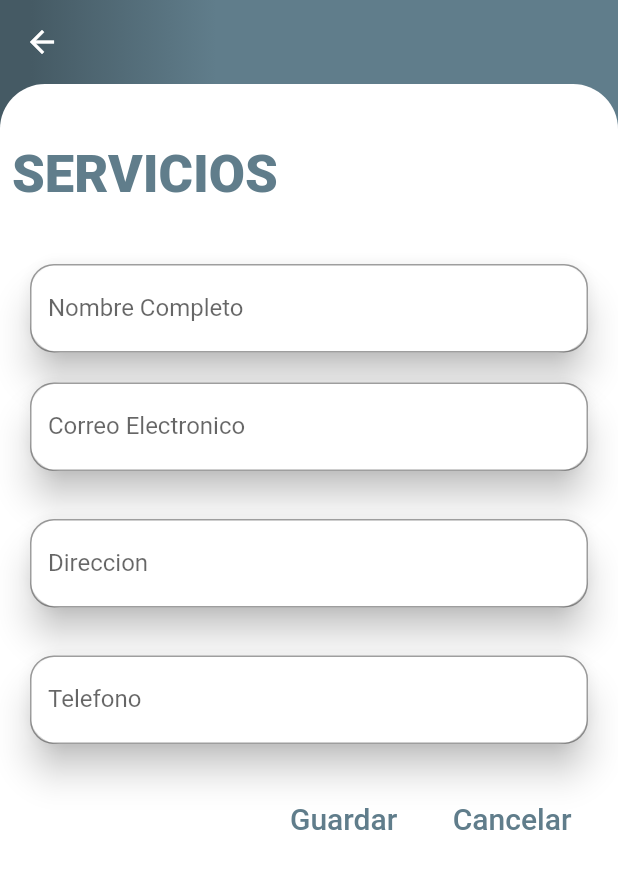
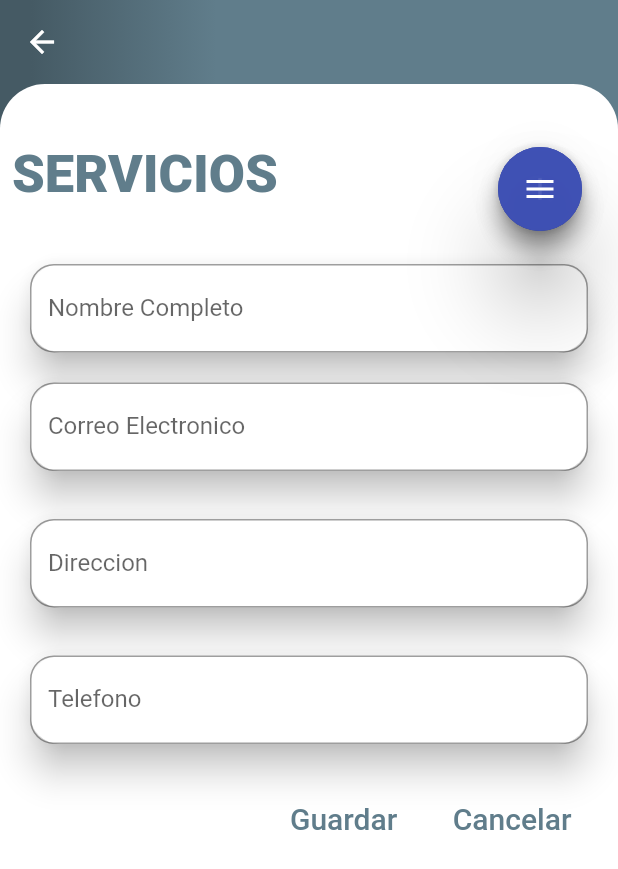
Before and after one commit to RobertAlvv/RobertAlvv-citas, a Flutter app: the MyServicios screen opened directly, on a phone screen of 412 x 824 dp. Shown: the top 869 px of the screen. Run offline on Flutter 3.47's test engine with Material 2 defaults, Android fonts, the phone set to English and light mode, and no system bars; our stand-ins replace bottom_navy_bar, curved_navigation_bar, flutter_staggered_animations, shimmer, sqflite, table_calendar; missing offline and left inert: animated_floatactionbuttons, unicorndial; accounts and stored records are empty.

Commit message:
servicio boton flotante

```diff
--- a/lib/pages/EspecialistasPage.dart
+++ b/lib/pages/EspecialistasPage.dart
@@ -265,6 +265,7 @@ class _MyEspecialistasState extends State<MyEspecialistas>
                 ),
                 FloatingActionButton(
                   backgroundColor: _buttonColor.value,
+                  elevation: 25,
                   onPressed: () {
                     setState(() {
                       animate();
--- a/lib/pages/ServiciosPages.dart
+++ b/lib/pages/ServiciosPages.dart
@@ -2,7 +2,74 @@ import 'package:flutter/material.dart';
 import 'package:project_citas_test/Widgets/FloatButtonAnimated.dart';
 import 'package:animated_floatactionbuttons/animated_floatactionbuttons.dart';
 
-class MyServicios extends StatelessWidget {
+class MyServicios extends StatefulWidget {
+  @override
+  _MyServiciosState createState() => _MyServiciosState();
+}
+
+class _MyServiciosState extends State<MyServicios>
+    with SingleTickerProviderStateMixin {
+  double _opacity = 1.0;
+  bool isOpened = false;
+  AnimationController _animationController;
+  Animation<Color> _buttonColor;
+  Animation<double> _animateIcon;
+  Animation<double> _translateButton;
+  Curve _curve = Curves.easeOut;
+  double _fabHeight = 56.0;
+
+  @override
+  initState() {
+    _animationController =
+        AnimationController(vsync: this, duration: Duration(milliseconds: 500))
+          ..addListener(() {
+            setState(() {});
+          });
+    _animateIcon =
+        Tween<double>(begin: 0.0, end: 1.0).animate(_animationController);
+    _buttonColor = ColorTween(
+      begin: Colors.indigo.withOpacity(0.9),
+      end: Colors.red,
+    ).animate(CurvedAnimation(
+      parent: _animationController,
+      curve: Interval(
+        0.00,
+        1.00,
+        curve: Curves.linear,
+      ),
+    ));
+    _translateButton = Tween<double>(
+      begin: _fabHeight,
+      end: -14.0,
+    ).animate(CurvedAnimation(
+      parent: _animationController,
+      curve: Interval(
+        0.0,
+        0.75,
+        curve: _curve,
+      ),
+    ));
+    super.initState();
+  }
+
+  @override
+  dispose() {
+    _animationController.dispose();
+    super.dispose();
+  }
+
+  animate() {
+    if (!isOpened) {
+      _animationController.forward();
+      _opacity = 0.4;
+    } else {
+      _animationController.reverse().whenComplete(() {
+        _opacity = 1.0;
+      });
+    }
+    isOpened = !isOpened;
+  }
+
   @override
   Widget build(BuildContext context) {
     return Container(
@@ -20,6 +87,10 @@ class MyServicios extends StatelessWidget {
               Colors.blueGrey[700],
             ]),
       ),
+      child: Stack(
+        children: <Widget>[
+          Opacity(
+            opacity: _opacity,
             child: Scaffold(
               backgroundColor: Colors.transparent,
               appBar: AppBar(
@@ -31,7 +102,8 @@ class MyServicios extends StatelessWidget {
                 decoration: BoxDecoration(
                   color: Colors.white,
                   borderRadius: BorderRadius.only(
-                topLeft: Radius.circular(30), topRight: Radius.circular(30)),
+                      topLeft: Radius.circular(30),
+                      topRight: Radius.circular(30)),
                 ),
                 child: ListView(
                   children: <Widget>[
@@ -46,11 +118,13 @@ class MyServicios extends StatelessWidget {
                       ),
                     ),
                     Padding(
-                padding: const EdgeInsets.only(top: 35, left: 16, right: 16),
+                      padding:
+                          const EdgeInsets.only(top: 35, left: 16, right: 16),
                       child: Card(
                         elevation: 10,
                         shape: RoundedRectangleBorder(
-                      borderRadius: BorderRadius.all(Radius.circular(20))),
+                            borderRadius:
+                                BorderRadius.all(Radius.circular(20))),
                         child: TextField(
                           //enabled: false,
                           decoration: InputDecoration(
@@ -62,12 +136,13 @@ class MyServicios extends StatelessWidget {
                       ),
                     ),
                     Padding(
-                padding:
-                    const EdgeInsets.symmetric(vertical: 12, horizontal: 16),
+                      padding: const EdgeInsets.symmetric(
+                          vertical: 12, horizontal: 16),
                       child: Card(
                         elevation: 10,
                         shape: RoundedRectangleBorder(
-                      borderRadius: BorderRadius.all(Radius.circular(20))),
+                            borderRadius:
+                                BorderRadius.all(Radius.circular(20))),
                         child: TextField(
                           //enabled: false,
                           decoration: InputDecoration(
@@ -79,11 +154,13 @@ class MyServicios extends StatelessWidget {
                       ),
                     ),
                     Padding(
-                padding: EdgeInsets.symmetric(vertical: 12, horizontal: 16),
+                      padding:
+                          EdgeInsets.symmetric(vertical: 12, horizontal: 16),
                       child: Card(
                         elevation: 10,
                         shape: RoundedRectangleBorder(
-                      borderRadius: BorderRadius.all(Radius.circular(20))),
+                            borderRadius:
+                                BorderRadius.all(Radius.circular(20))),
                         child: TextField(
                           //enabled: false,
                           decoration: InputDecoration(
@@ -95,11 +172,13 @@ class MyServicios extends StatelessWidget {
                       ),
                     ),
                     Padding(
-                padding: EdgeInsets.symmetric(vertical: 12, horizontal: 16),
+                      padding:
+                          EdgeInsets.symmetric(vertical: 12, horizontal: 16),
                       child: Card(
                         elevation: 10,
                         shape: RoundedRectangleBorder(
-                      borderRadius: BorderRadius.all(Radius.circular(20))),
+                            borderRadius:
+                                BorderRadius.all(Radius.circular(20))),
                         child: TextField(
                           //enabled: false,
                           decoration: InputDecoration(
@@ -119,7 +198,8 @@ class MyServicios extends StatelessWidget {
                         FlatButton(
                           onPressed: () {},
                           child: Text('Guardar',
-                        style: TextStyle(color: Colors.blueGrey, fontSize: 20)),
+                              style: TextStyle(
+                                  color: Colors.blueGrey, fontSize: 20)),
                         ),
                         SizedBox(
                           width: 5,
@@ -128,7 +208,8 @@ class MyServicios extends StatelessWidget {
                           onPressed: () {},
                           child: Text(
                             'Cancelar',
-                      style: TextStyle(color: Colors.blueGrey, fontSize: 20),
+                            style:
+                                TextStyle(color: Colors.blueGrey, fontSize: 20),
                           ),
                         ),
                         SizedBox(
@@ -146,6 +227,62 @@ class MyServicios extends StatelessWidget {
 //            colorEndAnimation: Colors.red,
 //            animatedIconData: AnimatedIcons.menu_close //To principal button
 //            ),
+            ),
+          ),
+          Positioned(
+            left: 220,
+            top: 98,
+            child: Row(
+              mainAxisAlignment: MainAxisAlignment.end,
+              children: <Widget>[
+                Transform(
+                  transform: Matrix4.translationValues(
+                    _translateButton.value * 2.0,
+                    0.0,
+                    0.0,
+                  ),
+                  child: FloatingActionButton(
+                    backgroundColor: Colors.indigo.withOpacity(0.9),
+                    onPressed: () {},
+                    tooltip: 'Inbox',
+                    child: Icon(Icons.search),
+                    heroTag: "search",
+                  ),
+                ),
+                Transform(
+                  transform: Matrix4.translationValues(
+                    _translateButton.value * 1.0,
+                    0.0,
+                    0.0,
+                  ),
+                  child: FloatingActionButton(
+                    backgroundColor: Colors.indigo.withOpacity(0.9),
+                    onPressed: () {},
+                    tooltip: 'Inbox',
+                    child: Icon(Icons.add),
+                    heroTag: "add",
+                  ),
+                ),
+                FloatingActionButton(
+                  backgroundColor: _buttonColor.value,
+                  elevation: 25,
+                  onPressed: () {
+                    setState(() {
+                      animate();
+                      _opacity;
+                    });
+                  },
+                  tooltip: 'Toggle',
+                  child: AnimatedIcon(
+                    icon: AnimatedIcons.menu_close,
+                    progress: _animateIcon,
+                  ),
+                  heroTag: "menu",
+                ),
+              ],
+            ),
+          )
+        ],
       ),
     );
   }
```
Lines whose indentation alone changed are shown as unchanged.
